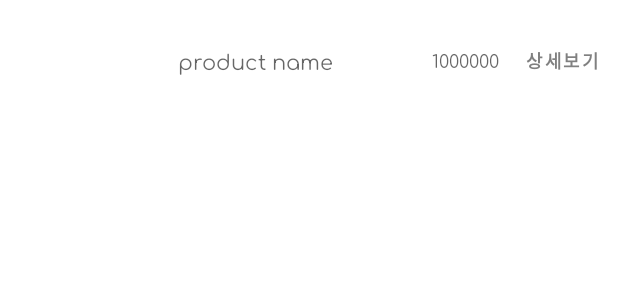
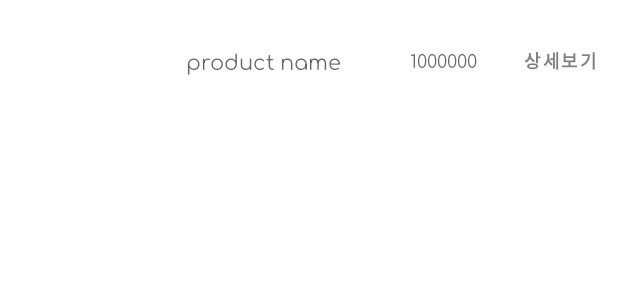
Before and after one commit to KU-degree-project/BedRock, an Android app: the layout list_item_product.xml on its own in the app's theme, with its tools: preview values and no code run, on a phone screen of 412 x 824 dp. Shown: the top 300 px of the screen. Run offline under Robolectric (Android 15) with nearby library versions, the phone set to English and light mode, and no system bars.

```diff
--- a/app/src/main/res/drawable/splash.xml
+++ b/app/src/main/res/drawable/splash.xml
@@ -1,6 +1,6 @@
 <?xml version="1.0" encoding="utf-8"?>
 <layer-list xmlns:android="http://schemas.android.com/apk/res/android">
-    <item android:drawable="?attr/backgroundColor" />
+    <item android:drawable="?attr/colorOnPrimary" />
     <item>
         <bitmap
             android:src="@mipmap/ic_icon_foreground"
--- a/app/src/main/res/layout/fragment_search_bar.xml
+++ b/app/src/main/res/layout/fragment_search_bar.xml
@@ -9,7 +9,7 @@
     <LinearLayout
         android:id="@+id/searchBarLayout"
         android:layout_width="match_parent"
-        android:layout_height="wrap_content"
+        android:layout_height="48dp"
         android:layout_marginStart="8dp"
         android:layout_marginTop="8dp"
         android:layout_marginEnd="8dp"
--- a/app/src/main/res/layout/list_item_product.xml
+++ b/app/src/main/res/layout/list_item_product.xml
@@ -1,5 +1,5 @@
 <?xml version="1.0" encoding="utf-8"?>
-<layout
+<layout xmlns:app="http://schemas.android.com/apk/res-auto"
     xmlns:android="http://schemas.android.com/apk/res/android">
 
     <data>
@@ -9,54 +9,55 @@
     </data>
 
     <LinearLayout
-        android:orientation="horizontal"
         android:layout_width="match_parent"
-        android:layout_height="80dp">
+        android:layout_height="80dp"
+        android:orientation="horizontal">
+
         <ImageView
             android:id="@+id/img_product"
-            android:layout_width="80dp"
+            loadImage="@{viewModel.img}"
+            android:layout_width="match_parent"
             android:layout_height="match_parent"
-            loadImage="@{viewModel.img}"
-            />
+            android:layout_weight="1.9" />
 
         <TextView
             android:id="@+id/text_product_name"
+            android:layout_width="match_parent"
+            android:layout_height="match_parent"
+            android:layout_gravity="center"
+            android:layout_weight="1.5"
+            android:fontFamily="@font/fontstyle"
+            android:gravity="center"
+            android:hint="product name"
             android:scrollbars="vertical"
-            android:layout_gravity="center"
-            android:gravity="center"
-            android:layout_width="180dp"
-            android:layout_height="match_parent"
             android:text="@{viewModel.productName}"
-            android:fontFamily="@font/fontstyle"
-            android:hint="product name"
-            android:textAlignment="center"
-            android:layout_marginRight="20dp"
-            />
+            android:textAlignment="center" />
 
 
         <TextView
             android:id="@+id/text_lowest_price"
+            android:layout_width="match_parent"
+            android:layout_height="match_parent"
+            android:layout_weight="2"
+            android:fontFamily="@font/fontstyle"
             android:gravity="center"
-            android:layout_width="60dp"
-            android:layout_height="match_parent"
+            android:hint="1000000"
             android:text="@{viewModel.lowestPrice}"
-            android:fontFamily="@font/fontstyle"
-            android:textSize="12sp"
-            android:hint="1000000"
             android:textAlignment="center"
-            />
+            android:textSize="12sp" />
+
         <Button
             android:id="@+id/detailBtn"
-            android:layout_width="70dp"
+            android:layout_width="match_parent"
             android:layout_height="match_parent"
+            android:layout_weight="2"
+            android:background="#00ff0000"
+            android:fontFamily="@font/fontstyle"
+            android:gravity="center"
+            android:padding="10dp"
             android:text="상세보기"
             android:textColor="#808080"
-            android:textSize="12sp"
-            android:gravity="center"
-            android:padding="10dp"
-            android:fontFamily="@font/fontstyle"
-            android:background="#00ff0000"
-            />
+            android:textSize="12sp" />
     </LinearLayout>
 
 </layout>
```
Also changed, not shown: app/src/main/java/com/bed/android/bedrock/ui/MainFragment.kt (+30 -4 lines).
